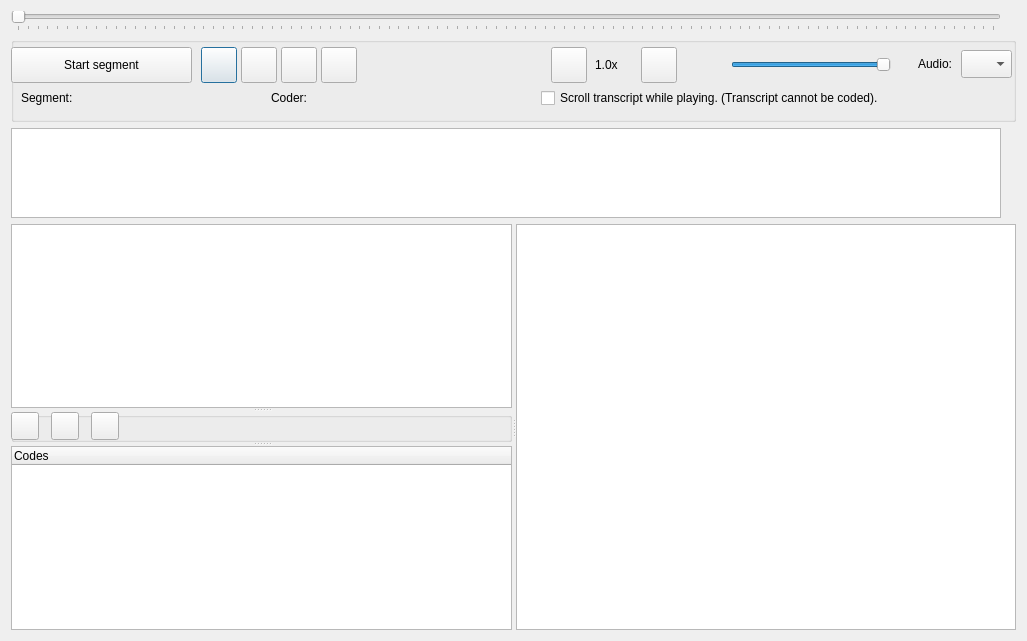
The window that GUI_UIs/ui_dialog_code_av.ui (ccbogel/QualCoder) describes before a commit, drawn with Qt 5.
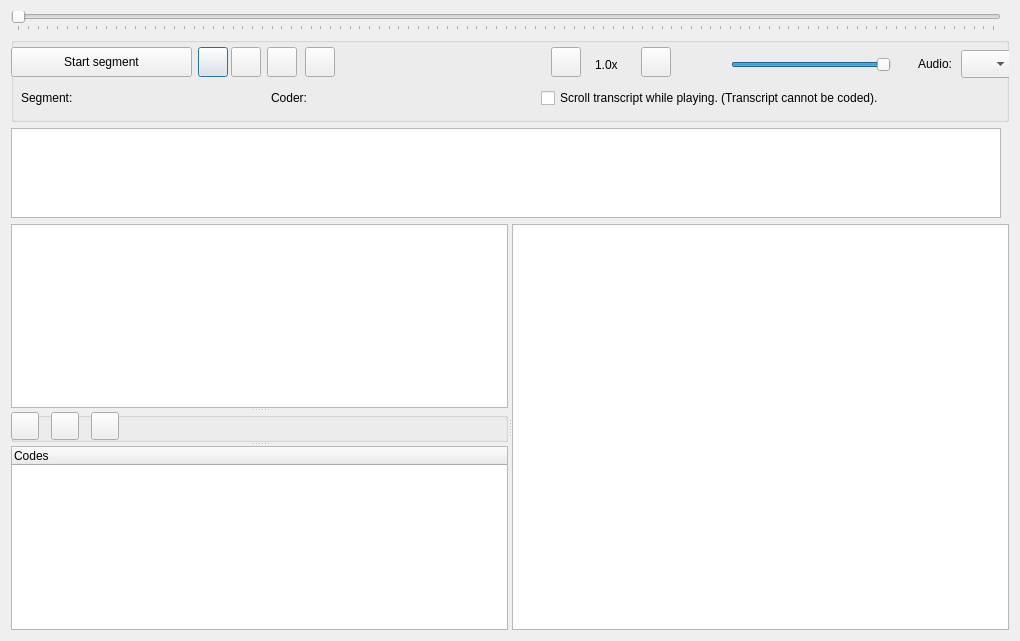
The same window after the commit.

Patch:
```diff
--- a/GUI_UIs/ui_dialog_code_av.ui
+++ b/GUI_UIs/ui_dialog_code_av.ui
@@ -6,7 +6,7 @@
    <rect>
     <x>0</x>
     <y>0</y>
-    <width>1027</width>
+    <width>1020</width>
     <height>641</height>
    </rect>
   </property>
@@ -74,10 +74,10 @@
      <widget class="QPushButton" name="pushButton_play">
       <property name="geometry">
        <rect>
-        <x>190</x>
+        <x>187</x>
         <y>10</y>
-        <width>36</width>
-        <height>36</height>
+        <width>30</width>
+        <height>30</height>
        </rect>
       </property>
       <property name="toolTip">
@@ -144,7 +144,7 @@
         <x>0</x>
         <y>10</y>
         <width>181</width>
-        <height>36</height>
+        <height>30</height>
        </rect>
       </property>
       <property name="toolTip">
@@ -257,10 +257,10 @@
      <widget class="QPushButton" name="pushButton_rewind_30">
       <property name="geometry">
        <rect>
-        <x>270</x>
+        <x>256</x>
         <y>10</y>
-        <width>36</width>
-        <height>36</height>
+        <width>30</width>
+        <height>30</height>
        </rect>
       </property>
       <property name="toolTip">
@@ -273,10 +273,10 @@
      <widget class="QPushButton" name="pushButton_forward_30">
       <property name="geometry">
        <rect>
-        <x>310</x>
+        <x>294</x>
         <y>10</y>
-        <width>36</width>
-        <height>36</height>
+        <width>30</width>
+        <height>30</height>
        </rect>
       </property>
       <property name="toolTip">
@@ -291,8 +291,8 @@
        <rect>
         <x>540</x>
         <y>10</y>
-        <width>36</width>
-        <height>36</height>
+        <width>30</width>
+        <height>30</height>
        </rect>
       </property>
       <property name="toolTip">
@@ -307,8 +307,8 @@
        <rect>
         <x>630</x>
         <y>10</y>
-        <width>36</width>
-        <height>36</height>
+        <width>30</width>
+        <height>30</height>
        </rect>
       </property>
       <property name="toolTip">
@@ -321,10 +321,10 @@
      <widget class="QPushButton" name="pushButton_rewind_5">
       <property name="geometry">
        <rect>
-        <x>230</x>
+        <x>220</x>
         <y>10</y>
-        <width>36</width>
-        <height>36</height>
+        <width>30</width>
+        <height>30</height>
        </rect>
       </property>
       <property name="toolTip">
```
